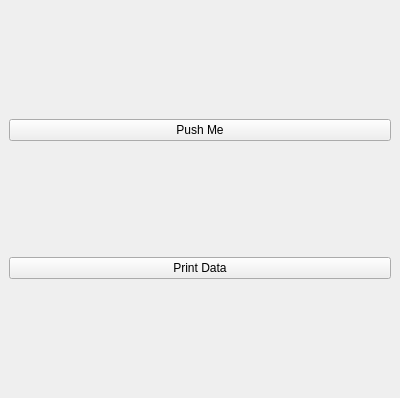
This is lui_testing/py3_pyside2_n_dui2/html_view/simple.ui in luisodls/dui_prototyping as Qt 5 draws it before an edit. The edited form follows.
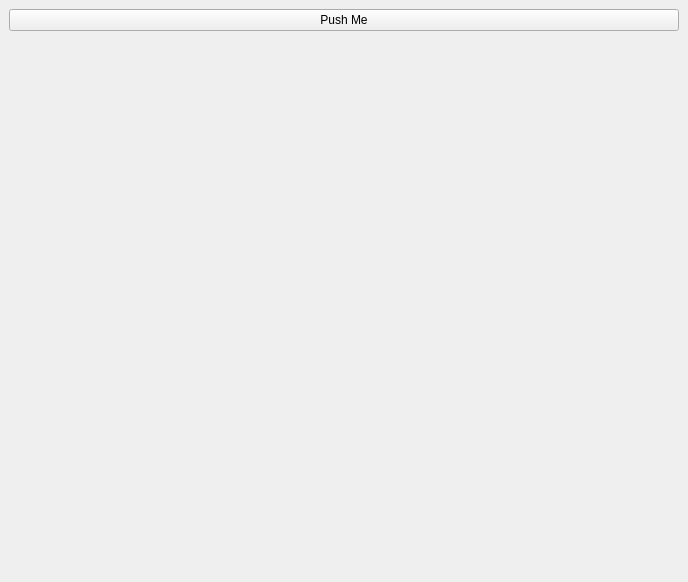
This is the edited form.

Commit message: tesing html web view on arm toy

```diff
--- a/lui_testing/py3_pyside2_n_dui2/html_view/simple.ui
+++ b/lui_testing/py3_pyside2_n_dui2/html_view/simple.ui
@@ -6,8 +6,8 @@
    <rect>
     <x>0</x>
     <y>0</y>
-    <width>400</width>
-    <height>398</height>
+    <width>688</width>
+    <height>582</height>
    </rect>
   </property>
   <property name="windowTitle">
@@ -23,11 +23,7 @@
      </widget>
     </item>
     <item row="1" column="0">
-     <widget class="QPushButton" name="PrintDataButton">
-      <property name="text">
-       <string>Print Data</string>
-      </property>
-     </widget>
+     <widget class="QWidget" name="widget" native="true"/>
     </item>
    </layout>
   </widget>
```
Left out of the diff: 2 changed lines with no effect on the pictures. The commit also changes 1 other file.
